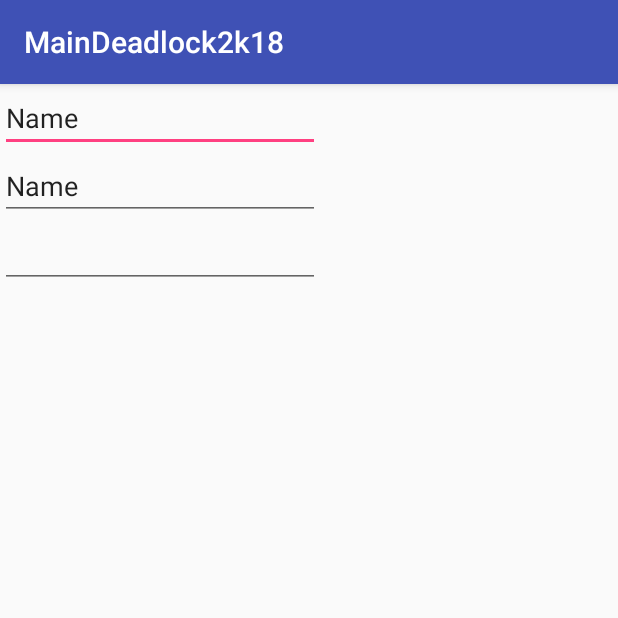
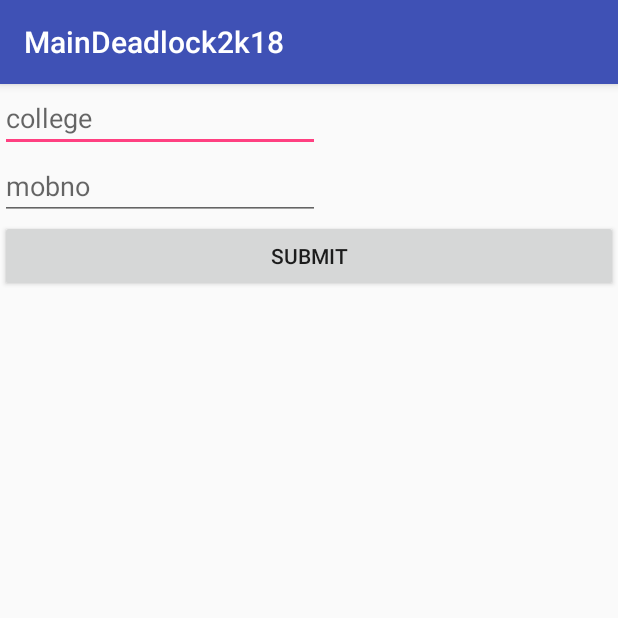
Before and after one commit to iamjosephvarghese/Deadlock2k18AndroidApp, an Android app: the Collect screen opened directly, with no data from a screen before it, on a phone screen of 412 x 824 dp, the top half of it. Run offline under Robolectric (Android 15) with nearby library versions, the phone set to English and light mode, and no system bars; our stand-ins replace Firebase (no records; nobody signed in at launch, a user with empty details on screens opened directly).

Commit message:
chamges in User class.....wrote code for pushing user details to firestore db as User class object...inline object creation

```diff
--- a/app/src/main/java/rm/iamjosephvarghese/deadlock2k18/Collect.java
+++ b/app/src/main/java/rm/iamjosephvarghese/deadlock2k18/Collect.java
@@ -1,16 +1,84 @@
 package rm.iamjosephvarghese.deadlock2k18;
 
+import android.content.SharedPreferences;
 import android.support.v7.app.AppCompatActivity;
 import android.os.Bundle;
+import android.util.Log;
+import android.view.View;
+import android.widget.Button;
 import android.widget.EditText;
 
+import com.google.firebase.auth.FirebaseAuth;
+import com.google.firebase.auth.FirebaseUser;
+import com.google.firebase.firestore.DocumentReference;
+import com.google.firebase.firestore.FirebaseFirestore;
+
 public class Collect extends AppCompatActivity {
+
+//    TODO: default previous hash   16d63cfb10cbe791c4502c6d4af173462a43785d6cfedfa5e931115e006abd9e
+//    TODO: default current hash    dd4afcb2dcb9a1f9e93348f2c49a9fee3e3a79936ed86760cc15b87be47cbe23
+
+
+    int level = 0;
+    String previousHash = "16d63cfb10cbe791c4502c6d4af173462a43785d6cfedfa5e931115e006abd9e";
+    String currentHash = "dd4afcb2dcb9a1f9e93348f2c49a9fee3e3a79936ed86760cc15b87be47cbe23";
+
+
+
+    EditText college,mobno;
+
+
+    Button submit;
+
+    SharedPreferences sharedPreferences;
+
+    String UID;
+
+    private FirebaseAuth mAuth;
+    private FirebaseUser user;
 
     @Override
     protected void onCreate(Bundle savedInstanceState) {
         super.onCreate(savedInstanceState);
         setContentView(R.layout.activity_collect);
 
-        EditText displayName,college,address,mobno;
+
+        college = findViewById(R.id.college);
+        mobno = findViewById(R.id.mobno);
+
+
+        submit = findViewById(R.id.submit);
+
+
+
+        final FirebaseFirestore db = FirebaseFirestore.getInstance();
+
+        mAuth = FirebaseAuth.getInstance();
+        user = mAuth.getCurrentUser();
+
+
+        sharedPreferences = getApplicationContext().getSharedPreferences("MyPref", MODE_PRIVATE);
+        UID=sharedPreferences.getString("UID",null);
+        Log.d("UID",UID);
+
+
+        final DocumentReference userRef = db.collection("users").document(UID);
+
+
+        submit.setOnClickListener(new View.OnClickListener() {
+            @Override
+            public void onClick(View view) {
+//                TODO:mobno length always 10??????
+                if(!college.equals("") && !mobno.equals("")){
+
+                    userRef.set(new User(user.getDisplayName(),college.getText().toString(),user.getEmail(),user.getPhotoUrl().toString(),currentHash,previousHash,mobno.getText().toString(),level));
+
+                }
+            }
+        });
+
+
+
+
     }
 }
--- a/app/src/main/java/rm/iamjosephvarghese/deadlock2k18/User.java
+++ b/app/src/main/java/rm/iamjosephvarghese/deadlock2k18/User.java
@@ -7,28 +7,28 @@ package rm.iamjosephvarghese.deadlock2k18;
 public class User {
     String displayName;
     String college;
-    String address;
     String email;
     String photoURL;
     String currentHash;
     String previousHash;
     String mobno;
+    int currentLevel;
 
 
     public User() {
     }
 
-
-    public User(String displayName, String college, String address, String email, String photoURL, String currentHash, String previousHash, String mobno) {
+    public User(String displayName, String college, String email, String photoURL, String currentHash, String previousHash, String mobno, int currentLevel) {
         this.displayName = displayName;
         this.college = college;
-        this.address = address;
         this.email = email;
         this.photoURL = photoURL;
         this.currentHash = currentHash;
         this.previousHash = previousHash;
         this.mobno = mobno;
+        this.currentLevel = currentLevel;
     }
+
 
     public String getDisplayName() {
         return displayName;
@@ -44,14 +44,6 @@ public class User {
 
     public void setCollege(String college) {
         this.college = college;
-    }
-
-    public String getAddress() {
-        return address;
-    }
-
-    public void setAddress(String address) {
-        this.address = address;
     }
 
     public String getEmail() {
@@ -93,4 +85,12 @@ public class User {
     public void setMobno(String mobno) {
         this.mobno = mobno;
     }
+
+    public int getCurrentLevel() {
+        return currentLevel;
+    }
+
+    public void setCurrentLevel(int currentLevel) {
+        this.currentLevel = currentLevel;
+    }
 }
--- a/app/src/main/res/layout/activity_collect.xml
+++ b/app/src/main/res/layout/activity_collect.xml
@@ -14,19 +14,9 @@
         android:layout_height="wrap_content"
         android:ems="10"
         android:inputType="textPersonName"
-        android:text="Name"
+        android:hint="college"
         tools:layout_editor_absoluteX="55dp"
         tools:layout_editor_absoluteY="62dp" />
-
-    <EditText
-        android:id="@+id/address"
-        android:layout_width="wrap_content"
-        android:layout_height="wrap_content"
-        android:ems="10"
-        android:inputType="textPersonName"
-        android:text="Name"
-        tools:layout_editor_absoluteX="55dp"
-        tools:layout_editor_absoluteY="128dp" />
 
     <EditText
         android:id="@+id/mobno"
@@ -34,7 +24,14 @@
         android:layout_height="wrap_content"
         android:ems="10"
         android:inputType="phone"
+        android:hint="mobno"
         tools:layout_editor_absoluteX="55dp"
         tools:layout_editor_absoluteY="184dp" />
 
+    <Button
+        android:id="@+id/submit"
+        android:layout_width="match_parent"
+        android:layout_height="wrap_content"
+        android:text="Submit" />
+
 </LinearLayout>
```
